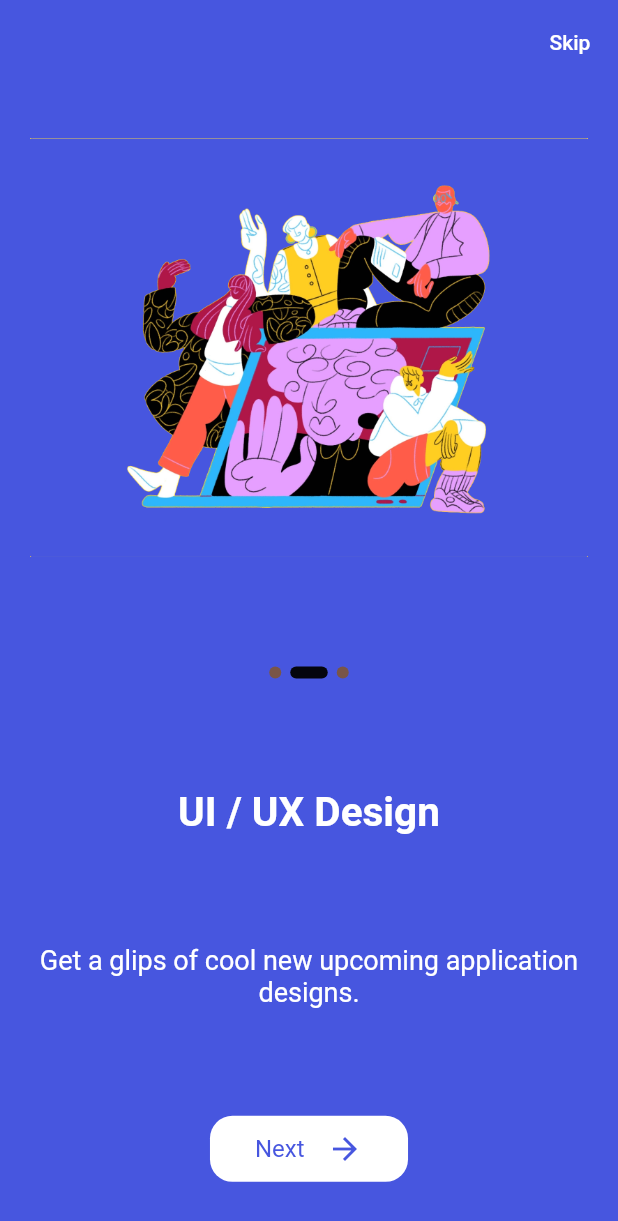
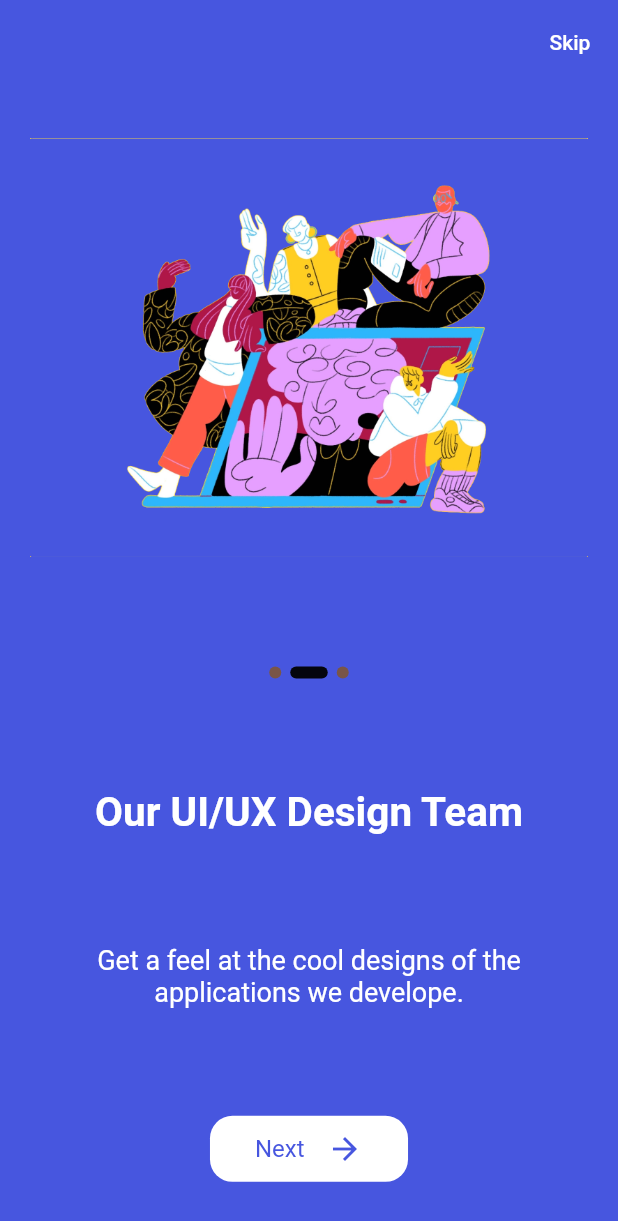
Before and after one commit to Thembek/Flutter-application, a Flutter app: the screen it shows after launch, swiped to page 2, on a phone screen of 412 x 824 dp. Shown: the top 1221 px of the screen. Run offline on Flutter 3.47's test engine with Material 2 defaults, Android fonts, the phone set to English and light mode, and no system bars; our stand-ins replace flutter_svg, google_fonts, shared_preferences; missing offline and left inert: uri; Roboto replaces fonts that are missing (Montserrat, Poppins).

Commit message:
text and desc commit

```diff
--- a/lib/onboard/onboard.dart
+++ b/lib/onboard/onboard.dart
@@ -24,9 +24,9 @@ class _OnBoardState extends State<OnBoard> {
     ),
     OnboardModel(
       img: 'assets/images/designer.png',
-      text: "UI / UX Design",
+      text: "Our UI/UX Design Team",
       desc:
-          "Get a glips of cool new upcoming application designs.",
+          "Get a feel at the cool designs of the applications we develope.",
       bg: Color(0xFF4756DF),
       button: Colors.white,
     ),
```
